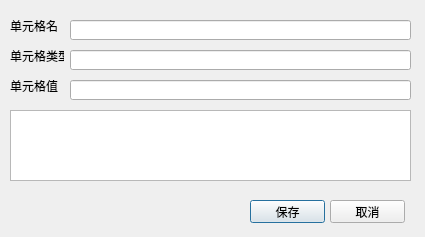
Before: the Qt Designer form dialogmodifycell.ui in cnldw/FinanceFileReader, drawn with Qt 5.
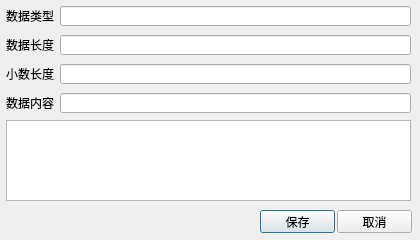
After: the same form once the commit is applied.

Patch:
```diff
--- a/dialogmodifycell.ui
+++ b/dialogmodifycell.ui
@@ -6,97 +6,130 @@
    <rect>
     <x>0</x>
     <y>0</y>
-    <width>425</width>
-    <height>237</height>
+    <width>420</width>
+    <height>240</height>
    </rect>
   </property>
+  <property name="minimumSize">
+   <size>
+    <width>420</width>
+    <height>240</height>
+   </size>
+  </property>
+  <property name="maximumSize">
+   <size>
+    <width>420</width>
+    <height>240</height>
+   </size>
+  </property>
+  <property name="font">
+   <font>
+    <family>Microsoft YaHei</family>
+    <pointsize>9</pointsize>
+   </font>
+  </property>
+  <property name="contextMenuPolicy">
+   <enum>Qt::DefaultContextMenu</enum>
+  </property>
   <property name="windowTitle">
    <string>编辑单元格</string>
   </property>
   <widget class="QLabel" name="label">
    <property name="geometry">
     <rect>
-     <x>10</x>
-     <y>20</y>
-     <width>54</width>
-     <height>12</height>
+     <x>6</x>
+     <y>6</y>
+     <width>51</width>
+     <height>20</height>
     </rect>
    </property>
    <property name="text">
-    <string>单元格名</string>
+    <string>数据类型</string>
    </property>
   </widget>
   <widget class="QLineEdit" name="lineEdit">
    <property name="geometry">
     <rect>
-     <x>70</x>
-     <y>20</y>
-     <width>341</width>
+     <x>60</x>
+     <y>6</y>
+     <width>351</width>
      <height>20</height>
     </rect>
    </property>
+   <property name="readOnly">
+    <bool>true</bool>
+   </property>
   </widget>
   <widget class="QLabel" name="label_2">
    <property name="geometry">
     <rect>
-     <x>10</x>
-     <y>50</y>
+     <x>6</x>
+     <y>35</y>
      <width>54</width>
-     <height>12</height>
+     <height>20</height>
     </rect>
    </property>
    <property name="text">
-    <string>单元格类型</string>
+    <string>数据长度</string>
    </property>
   </widget>
   <widget class="QLineEdit" name="lineEdit_2">
    <property name="geometry">
     <rect>
-     <x>70</x>
-     <y>50</y>
-     <width>341</width>
+     <x>60</x>
+     <y>35</y>
+     <width>351</width>
      <height>20</height>
     </rect>
    </property>
+   <property name="readOnly">
+    <bool>true</bool>
+   </property>
   </widget>
   <widget class="QLabel" name="label_3">
    <property name="geometry">
     <rect>
-     <x>10</x>
-     <y>80</y>
+     <x>6</x>
+     <y>64</y>
      <width>54</width>
-     <height>12</height>
+     <height>20</height>
     </rect>
    </property>
    <property name="text">
-    <string>单元格值</string>
+    <string>小数长度</string>
    </property>
   </widget>
   <widget class="QLineEdit" name="lineEdit_3">
    <property name="geometry">
     <rect>
-     <x>70</x>
-     <y>80</y>
-     <width>341</width>
+     <x>60</x>
+     <y>64</y>
+     <width>351</width>
      <height>20</height>
     </rect>
    </property>
+   <property name="readOnly">
+    <bool>true</bool>
+   </property>
   </widget>
   <widget class="QTextEdit" name="textEdit">
    <property name="geometry">
     <rect>
-     <x>10</x>
-     <y>110</y>
-     <width>401</width>
-     <height>71</height>
+     <x>6</x>
+     <y>120</y>
+     <width>405</width>
+     <height>81</height>
     </rect>
    </property>
+   <property name="readOnly">
+    <bool>true</bool>
+   </property>
   </widget>
   <widget class="QPushButton" name="pushButton">
    <property name="geometry">
     <rect>
-     <x>250</x>
-     <y>200</y>
+     <x>260</x>
+     <y>210</y>
      <width>75</width>
      <height>23</height>
     </rect>
@@ -108,8 +141,8 @@
   <widget class="QPushButton" name="pushButton_2">
    <property name="geometry">
     <rect>
-     <x>330</x>
-     <y>200</y>
+     <x>337</x>
+     <y>210</y>
      <width>75</width>
      <height>23</height>
     </rect>
@@ -118,6 +151,29 @@
     <string>取消</string>
    </property>
   </widget>
+  <widget class="QLabel" name="label_4">
+   <property name="geometry">
+    <rect>
+     <x>6</x>
+     <y>93</y>
+     <width>54</width>
+     <height>20</height>
+    </rect>
+   </property>
+   <property name="text">
+    <string>数据内容</string>
+   </property>
+  </widget>
+  <widget class="QLineEdit" name="lineEdit_4">
+   <property name="geometry">
+    <rect>
+     <x>60</x>
+     <y>93</y>
+     <width>351</width>
+     <height>20</height>
+    </rect>
+   </property>
+  </widget>
  </widget>
  <resources/>
  <connections/>
```
